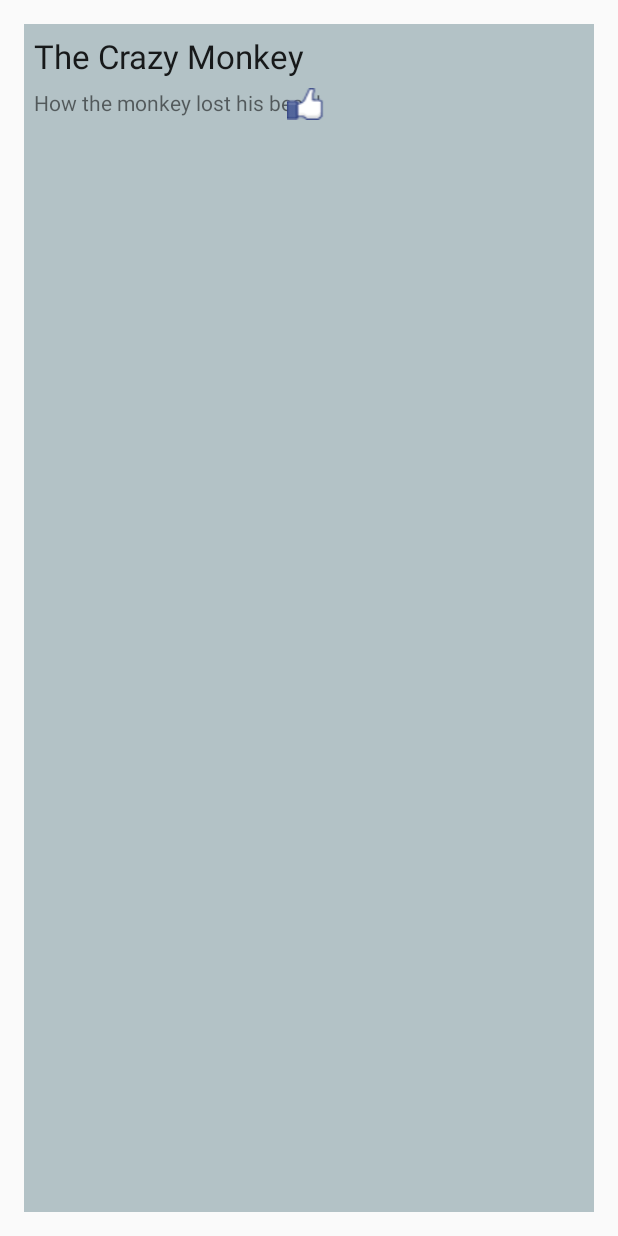
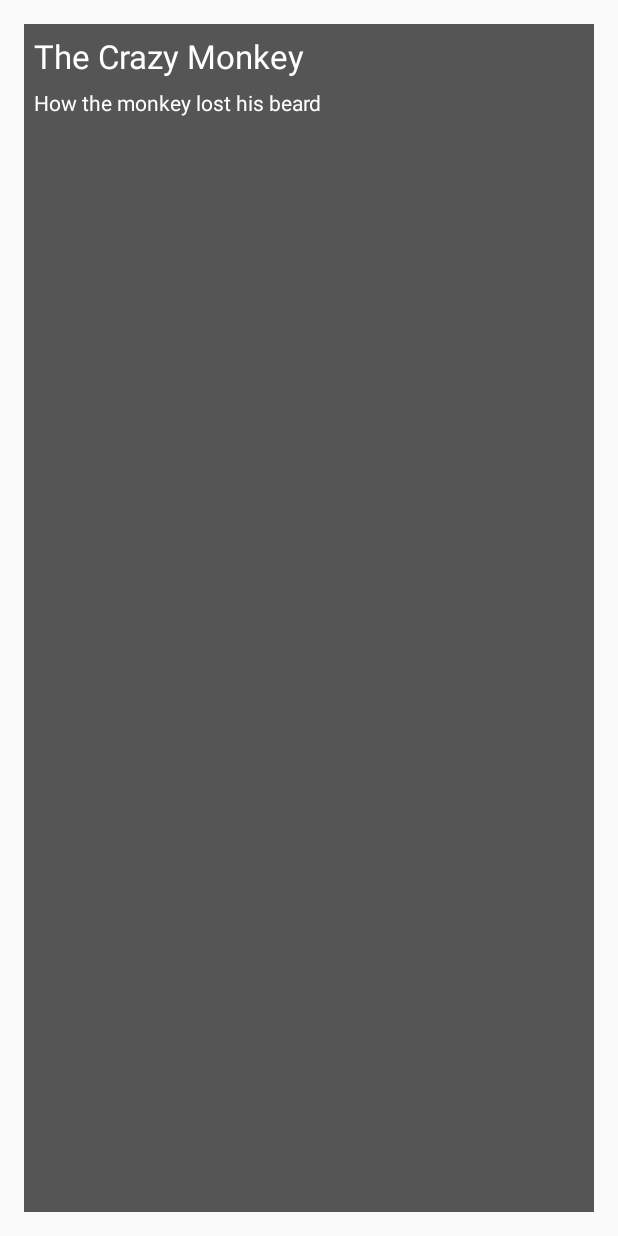
Before and after one commit to martnga/our-stories, an Android app: the screen it shows after launch (MainActivity), on a phone screen of 412 x 824 dp. Run offline under Robolectric (Android 15) with nearby library versions, the phone set to English and light mode, and no system bars.

Commit message:
changed background to black

```diff
--- a/app/build.gradle
+++ b/app/build.gradle
@@ -26,5 +26,5 @@ dependencies {
     compile 'com.android.support:recyclerview-v7:22.2.1'
     compile 'com.android.support:palette-v7:22.2.1'
     compile 'com.android.support:support-v4:22.2.1'
-    compile  'com.yqritic.recyclerview-flexibledivider:1.2.4'
+
 }
--- a/app/src/main/java/com/nganga/stories/MainActivity.java
+++ b/app/src/main/java/com/nganga/stories/MainActivity.java
@@ -39,39 +39,32 @@ public class MainActivity extends Activity {
 
             myStories.add(new MyStories(
                     "The Crazy Monkey",
-                    "How the monkey lost his beard",
-                    R.drawable.like
+                    "How the monkey lost his beard"
             ));
 
              myStories.add(new MyStories(
                 "The Little Dandy",
-                "Why hearts get broken",
-                R.drawable.like
+                "Why hearts get broken"
              ));
              myStories.add(new MyStories(
                 "The Crazy Monkey",
-                "How the monkey lost his beard",
-                R.drawable.like
+                "How the monkey lost his beard"
              ));
             myStories.add(new MyStories(
                 "How Many more?",
-                "Tribulations of the lost boy",
-                R.drawable.like
+                "Tribulations of the lost boy"
             ));
             myStories.add(new MyStories(
                 "The Sorry Morning",
-                "Why we eat Breakfast",
-                R.drawable.like
+                "Why we eat Breakfast"
             ));
            myStories.add(new MyStories(
                 "The Cup And The Tree",
-                "Why the Tree lives outside",
-                R.drawable.like
+                "Why the Tree lives outside"
            ));
            myStories.add(new MyStories(
                 "The Black Zebra",
-                "How the monkey lost his Stripes",
-                R.drawable.like
+                "How the monkey lost his Stripes"
              ));
 
 
--- a/app/src/main/java/com/nganga/stories/MyAdapter.java
+++ b/app/src/main/java/com/nganga/stories/MyAdapter.java
@@ -30,7 +30,7 @@ public class MyAdapter extends RecyclerView.Adapter<MyAdapter.ViewHolder> {
         }
     }
 
-    // Provide a suitable constructor (depends on the kind of dataset)
+    // Provide a suitable constructor (depends on the kind of dataset)un
     public MyAdapter(ArrayList<MyStories> myStories) {
         this.myStories = myStories;
     }
@@ -55,20 +55,20 @@ public class MyAdapter extends RecyclerView.Adapter<MyAdapter.ViewHolder> {
         // - replace the contents of the view with that element
         TextView  title = (TextView) holder.view.findViewById(R.id.title);
         TextView  desc = (TextView) holder.view.findViewById(R.id.desc);
-        final ImageView  imageView = (ImageView) holder.view.findViewById(R.id.imageView);
+        //final ImageView  imageView = (ImageView) holder.view.findViewById(R.id.imageView);
 
         title.setText(myStories.get(position).getTitle());
         desc.setText(myStories.get(position).getDesc());
-        imageView.setImageResource(myStories.get(position).getImage());
+        //imageView.setImageResource(myStories.get(position).getImage());
 
         //toggle like/unlike
-        imageView.setOnClickListener(new View.OnClickListener() {
+        /*imageView.setOnClickListener(new View.OnClickListener() {
             @Override
             public void onClick(View view) {
                 imageView.setImageResource(R.drawable.unlike);
             }
 
-        });
+        });*/
 
     }
 
--- a/app/src/main/java/com/nganga/stories/MyStories.java
+++ b/app/src/main/java/com/nganga/stories/MyStories.java
@@ -7,14 +7,14 @@ public class MyStories {
 
     String title;
     String desc;
-    int image;
+    //int image;
 
      //class constructor for the story components
-    public MyStories(String title, String desc, int image)
+    public MyStories(String title, String desc/*, int image*/)
     {
         this.title = title;
         this.desc = desc;
-        this.image = image;
+        //this.image = image;
     }
 
     //getter methods
@@ -28,8 +28,8 @@ public class MyStories {
         return desc;
     }
 
-    public int getImage()
+    /*public int getImage()
     {
         return image;
-    }
+    }*/
 }
--- a/app/src/main/res/layout/row.xml
+++ b/app/src/main/res/layout/row.xml
@@ -3,7 +3,8 @@
     android:layout_width="match_parent"
     android:layout_height="match_parent"
     android:id="@+id/rows"
-    android:padding="3dp">
+    android:padding="3dp"
+    android:background="#555">
 
     <TextView
         android:layout_width="wrap_content"
@@ -14,7 +15,8 @@
         android:layout_alignParentTop="true"
         android:layout_alignParentLeft="true"
         android:layout_alignParentStart="true"
-        android:padding="3dp"  />
+        android:padding="3dp"
+        android:textColor="#fff" />
 
     <TextView
         android:layout_width="wrap_content"
@@ -23,9 +25,10 @@
         android:text="Small Text"
         android:padding="3dp"
         android:id="@+id/desc"
-        android:layout_below="@+id/title" />
+        android:layout_below="@+id/title"
+        android:textColor="#fff" />
 
-    <ImageView
+   <!-- <ImageView
         android:layout_width="wrap_content"
         android:layout_height="wrap_content"
         android:id="@+id/imageView"
@@ -34,5 +37,5 @@
         android:layout_alignParentEnd="true"
         android:layout_below="@+id/title"
         android:layout_alignParentLeft="true"
-        android:layout_alignParentStart="true" />
+        android:layout_alignParentStart="true" />-->
 </RelativeLayout>
```
